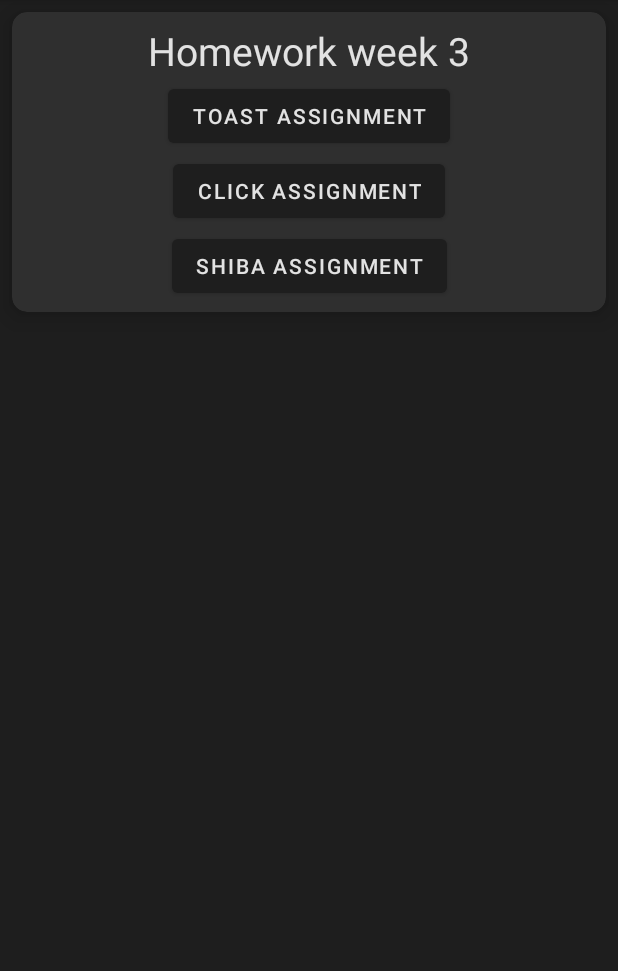
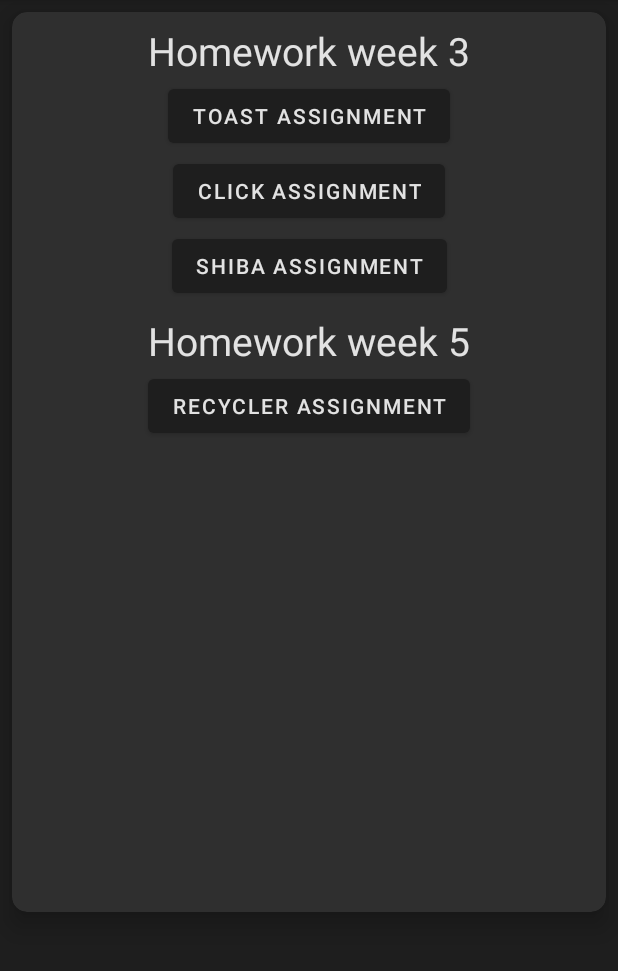
Before and after one commit to Exochos/AD340-App-Dev, an Android app: the screen it shows after launch (MainActivity), on a phone screen of 412 x 824 dp, the part 84-1055 px from its top. Run offline under Robolectric (Android 15) with nearby library versions, the phone set to English and light mode, and no system bars.

Commit message:
Updates for recycler
...

```diff
--- a/app/src/main/java/com/example/myfirstkotlin/MainActivity.kt
+++ b/app/src/main/java/com/example/myfirstkotlin/MainActivity.kt
@@ -21,9 +21,15 @@ class MainActivity : AppCompatActivity() {
             startActivity(Intent(this@MainActivity, ClickScreen::class.java))
         }
         val button3: Button = findViewById(R.id.week3shiba)
-                button3.setOnClickListener {
+        button3.setOnClickListener {
             startActivity(Intent(this@MainActivity, ShibaScreen::class.java))
         }
+
+        val button4: Button = findViewById(R.id.week5recycler)
+        button4.setOnClickListener {
+            startActivity(Intent(this@MainActivity, RecyclerScreen::class.java))
+        }
+
     }
 
 }
--- a/app/src/main/res/layout/activity_main.xml
+++ b/app/src/main/res/layout/activity_main.xml
@@ -13,7 +13,7 @@
         style="@style/CardView.Dark"
         android:id="@+id/cardWeek3"
         android:layout_width="match_parent"
-        android:layout_height="200dp"
+        android:layout_height="600dp"
         android:layout_marginTop="8dp"
         android:layout_marginStart="8dp"
         android:layout_marginEnd="8dp"
@@ -73,8 +73,36 @@
             android:text="Shiba Assignment"
             app:layout_constraintEnd_toEndOf="@+id/viewWeek3"
             app:layout_constraintStart_toStartOf="@+id/viewWeek3" />
+
+        <TextView
+            android:id="@+id/viewWeek5"
+            android:layout_width="fill_parent"
+            android:layout_height="wrap_content"
+            android:textAlignment="center"
+            android:textColor="@color/white"
+            android:rotationY="0"
+            android:layout_marginBottom="8dp"
+            android:text="Homework week 5"
+            android:textSize="26sp"
+            android:layout_marginTop="8dp"
+            app:layout_constraintLeft_toLeftOf="parent"
+            app:layout_constraintRight_toRightOf="parent"
+            app:layout_constraintTop_toBottomOf="@id/week3shiba"
+            app:layout_constraintVertical_bias="0.405" />
+        <Button
+            android:id="@+id/week5recycler"
+            android:layout_width="wrap_content"
+            android:layout_height="wrap_content"
+            android:layout_marginTop="2sp"
+            app:layout_constraintTop_toBottomOf="@+id/viewWeek5"
+            android:text="Recycler Assignment"
+            app:layout_constraintEnd_toEndOf="@+id/viewWeek3"
+            app:layout_constraintStart_toStartOf="@+id/viewWeek3" />
         </androidx.constraintlayout.widget.ConstraintLayout>
-
+        <FrameLayout
+            android:id="@+id/fragment_container"
+            android:layout_width="match_parent"
+            android:layout_height="match_parent" />
     </androidx.cardview.widget.CardView>
 
 
--- a/app/src/main/res/values-night/themes.xml
+++ b/app/src/main/res/values-night/themes.xml
@@ -13,4 +13,9 @@
         <item name="android:statusBarColor">?attr/colorPrimaryVariant</item>
         <!-- Customize your theme here. -->
     </style>
+
+    <style name="ThemeOverlay.MyFirstKotlin.FullscreenContainer" parent="">
+        <item name="fullscreenBackgroundColor">@color/light_blue_900</item>
+        <item name="fullscreenTextColor">@color/light_blue_A400</item>
+    </style>
 </resources>
--- /dev/null
+++ b/app/src/main/res/values/attrs.xml
@@ -0,0 +1,6 @@
+<resources>
+    <declare-styleable name="FullscreenAttrs">
+        <attr name="fullscreenBackgroundColor" format="color" />
+        <attr name="fullscreenTextColor" format="color" />
+    </declare-styleable>
+</resources>
--- a/app/src/main/res/values/colors.xml
+++ b/app/src/main/res/values/colors.xml
@@ -7,4 +7,9 @@
     <color name="grey_400">#2d2d2d</color>
     <color name="black">#121212</color>
     <color name="white">#e2e2e2</color>
+    <color name="light_blue_600">#FF039BE5</color>
+    <color name="light_blue_900">#FF01579B</color>
+    <color name="light_blue_A200">#FF40C4FF</color>
+    <color name="light_blue_A400">#FF00B0FF</color>
+    <color name="black_overlay">#66000000</color>
 </resources>
--- a/app/src/main/res/values/strings.xml
+++ b/app/src/main/res/values/strings.xml
@@ -1,3 +1,8 @@
 <resources>
     <string name="app_name">Jeremy Ward AD 340</string>
+    <!-- TODO: Remove or change this placeholder text -->
+    <string name="hello_blank_fragment">Hello blank fragment</string>
+    <string name="title_activity_recycleractivity">Recycleractivity</string>
+    <string name="dummy_button">Dummy Button</string>
+    <string name="dummy_content">DUMMY\nCONTENT</string>
 </resources>
--- /dev/null
+++ b/app/src/main/res/values/styles.xml
@@ -0,0 +1,11 @@
+<resources>
+
+    <style name="Widget.AD340.ActionBar.Fullscreen" parent="Widget.AppCompat.ActionBar">
+        <item name="android:background">@color/black_overlay</item>
+    </style>
+
+    <style name="Widget.AD340.ButtonBar.Fullscreen" parent="">
+        <item name="android:background">@color/black_overlay</item>
+        <item name="android:buttonBarStyle">?android:attr/buttonBarStyle</item>
+    </style>
+</resources>
--- a/app/src/main/res/values/themes.xml
+++ b/app/src/main/res/values/themes.xml
@@ -10,4 +10,15 @@
         <!-- Customize your theme here. -->
 
     </style>
+
+    <style name="AD340.Fullscreen" parent="AD340">
+        <item name="android:actionBarStyle">@style/Widget.AD340.ActionBar.Fullscreen</item>
+        <item name="android:windowActionBarOverlay">true</item>
+        <item name="android:windowBackground">@null</item>
+    </style>
+
+    <style name="ThemeOverlay.MyFirstKotlin.FullscreenContainer" parent="">
+        <item name="fullscreenBackgroundColor">@color/light_blue_600</item>
+        <item name="fullscreenTextColor">@color/light_blue_A200</item>
+    </style>
 </resources>
--- a/build.gradle
+++ b/build.gradle
@@ -1,6 +1,6 @@
 // Top-level build file where you can add configuration options common to all sub-projects/modules.
 plugins {
-    id 'com.android.application' version '7.3.1' apply false
-    id 'com.android.library' version '7.3.1' apply false
-    id 'org.jetbrains.kotlin.android' version '1.7.20' apply false
+    id 'com.android.application' version '8.0.0' apply false
+    id 'com.android.library' version '8.0.0' apply false
+    id 'org.jetbrains.kotlin.android' version '1.8.21' apply false
 }
--- a/gradle.properties
+++ b/gradle.properties
@@ -21,3 +21,5 @@ kotlin.code.style=official
 # resources declared in the library itself and none from the library's dependencies,
 # thereby reducing the size of the R class for that library
 android.nonTransitiveRClass=true
+android.defaults.buildfeatures.buildconfig=true
+android.nonFinalResIds=false
```
Also changed, not shown: app/build.gradle (+9 -1 lines), app/src/main/AndroidManifest.xml (+15 -6 lines), app/src/main/java/com/example/myfirstkotlin/RecyclerScreen.kt (added, +80 -0 lines), app/src/main/java/com/example/myfirstkotlin/Recycleractivity.kt (added, +167 -0 lines), app/src/main/java/com/example/myfirstkotlin/TriviaApp.kt (added, +59 -0 lines), app/src/main/res/layout/activity_recycler_screen.xml (added, +19 -0 lines), app/src/main/res/layout/activity_recycleractivity.xml (added, +49 -0 lines), app/src/main/res/layout/fragment_main.xml (added, +21 -0 lines), app/src/main/res/layout/fragment_trivia_app.xml (added, +14 -0 lines), app/src/main/res/layout/item_list.xml (added, +18 -0 lines), gradle/wrapper/gradle-wrapper.properties.
